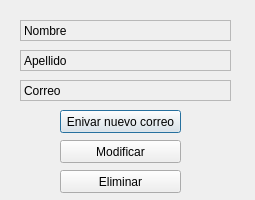
This is contactView.ui in frankaaguila/Proyecto-Seminario-de-Bases-de-Datos as Qt 5 draws it before an edit. The edited form follows.
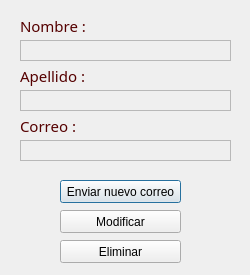
This is the edited form.

The edit to the form file:
```diff
--- a/contactView.ui
+++ b/contactView.ui
@@ -6,14 +6,20 @@
    <rect>
     <x>0</x>
     <y>0</y>
-    <width>255</width>
-    <height>200</height>
+    <width>250</width>
+    <height>275</height>
    </rect>
   </property>
+  <property name="minimumSize">
+   <size>
+    <width>250</width>
+    <height>275</height>
+   </size>
+  </property>
   <property name="maximumSize">
    <size>
-    <width>255</width>
-    <height>200</height>
+    <width>250</width>
+    <height>275</height>
    </size>
   </property>
   <property name="windowTitle">
@@ -23,7 +29,7 @@
    <property name="geometry">
     <rect>
      <x>20</x>
-     <y>20</y>
+     <y>40</y>
      <width>211</width>
      <height>21</height>
     </rect>
@@ -38,14 +44,14 @@
     <enum>QFrame::Raised</enum>
    </property>
    <property name="text">
-    <string>Nombre</string>
+    <string/>
    </property>
   </widget>
   <widget class="QLabel" name="title_2">
    <property name="geometry">
     <rect>
      <x>20</x>
-     <y>50</y>
+     <y>90</y>
      <width>211</width>
      <height>21</height>
     </rect>
@@ -60,52 +66,52 @@
     <enum>QFrame::Raised</enum>
    </property>
    <property name="text">
-    <string>Apellido</string>
+    <string/>
    </property>
   </widget>
   <widget class="QLabel" name="title_3">
    <property name="geometry">
     <rect>
      <x>20</x>
-     <y>80</y>
-     <width>211</width>
-     <height>21</height>
-    </rect>
-   </property>
-   <property name="cursor">
-    <cursorShape>IBeamCursor</cursorShape>
-   </property>
-   <property name="frameShape">
-    <enum>QFrame::StyledPanel</enum>
-   </property>
-   <property name="frameShadow">
-    <enum>QFrame::Raised</enum>
-   </property>
-   <property name="text">
-    <string>Correo</string>
-   </property>
-  </widget>
-  <widget class="QPushButton" name="sendNew">
-   <property name="geometry">
-    <rect>
-     <x>60</x>
-     <y>110</y>
-     <width>121</width>
-     <height>23</height>
-    </rect>
-   </property>
-   <property name="cursor">
-    <cursorShape>PointingHandCursor</cursorShape>
-   </property>
-   <property name="text">
-    <string>Enivar nuevo correo</string>
-   </property>
-  </widget>
-  <widget class="QPushButton" name="sendNew_2">
-   <property name="geometry">
-    <rect>
-     <x>60</x>
      <y>140</y>
+     <width>211</width>
+     <height>21</height>
+    </rect>
+   </property>
+   <property name="cursor">
+    <cursorShape>IBeamCursor</cursorShape>
+   </property>
+   <property name="frameShape">
+    <enum>QFrame::StyledPanel</enum>
+   </property>
+   <property name="frameShadow">
+    <enum>QFrame::Raised</enum>
+   </property>
+   <property name="text">
+    <string/>
+   </property>
+  </widget>
+  <widget class="QPushButton" name="sendNew">
+   <property name="geometry">
+    <rect>
+     <x>60</x>
+     <y>180</y>
+     <width>121</width>
+     <height>23</height>
+    </rect>
+   </property>
+   <property name="cursor">
+    <cursorShape>PointingHandCursor</cursorShape>
+   </property>
+   <property name="text">
+    <string>Enviar nuevo correo</string>
+   </property>
+  </widget>
+  <widget class="QPushButton" name="modify">
+   <property name="geometry">
+    <rect>
+     <x>60</x>
+     <y>210</y>
      <width>121</width>
      <height>23</height>
     </rect>
@@ -121,7 +127,7 @@
    <property name="geometry">
     <rect>
      <x>60</x>
-     <y>170</y>
+     <y>240</y>
      <width>121</width>
      <height>23</height>
     </rect>
@@ -133,6 +139,66 @@
     <string>Eliminar</string>
    </property>
   </widget>
+  <widget class="QLabel" name="label_2">
+   <property name="geometry">
+    <rect>
+     <x>20</x>
+     <y>10</y>
+     <width>81</width>
+     <height>31</height>
+    </rect>
+   </property>
+   <property name="styleSheet">
+    <string notr="true">QLabel {
+font-family: Trajan Pro;
+font-size: 15px;
+color: #550000;
+}</string>
+   </property>
+   <property name="text">
+    <string>Nombre :</string>
+   </property>
+  </widget>
+  <widget class="QLabel" name="label_3">
+   <property name="geometry">
+    <rect>
+     <x>20</x>
+     <y>60</y>
+     <width>91</width>
+     <height>31</height>
+    </rect>
+   </property>
+   <property name="styleSheet">
+    <string notr="true">QLabel {
+font-family: Trajan Pro;
+font-size: 15px;
+color: #550000;
+}</string>
+   </property>
+   <property name="text">
+    <string>Apellido :</string>
+   </property>
+  </widget>
+  <widget class="QLabel" name="label_4">
+   <property name="geometry">
+    <rect>
+     <x>20</x>
+     <y>110</y>
+     <width>91</width>
+     <height>31</height>
+    </rect>
+   </property>
+   <property name="styleSheet">
+    <string notr="true">QLabel {
+font-family: Trajan Pro;
+font-size: 15px;
+color: #550000;
+}</string>
+   </property>
+   <property name="text">
+    <string>Correo :</string>
+   </property>
+  </widget>
  </widget>
  <resources/>
  <connections/>
```
Left out of the diff: 8 changed lines with no effect on the pictures.
